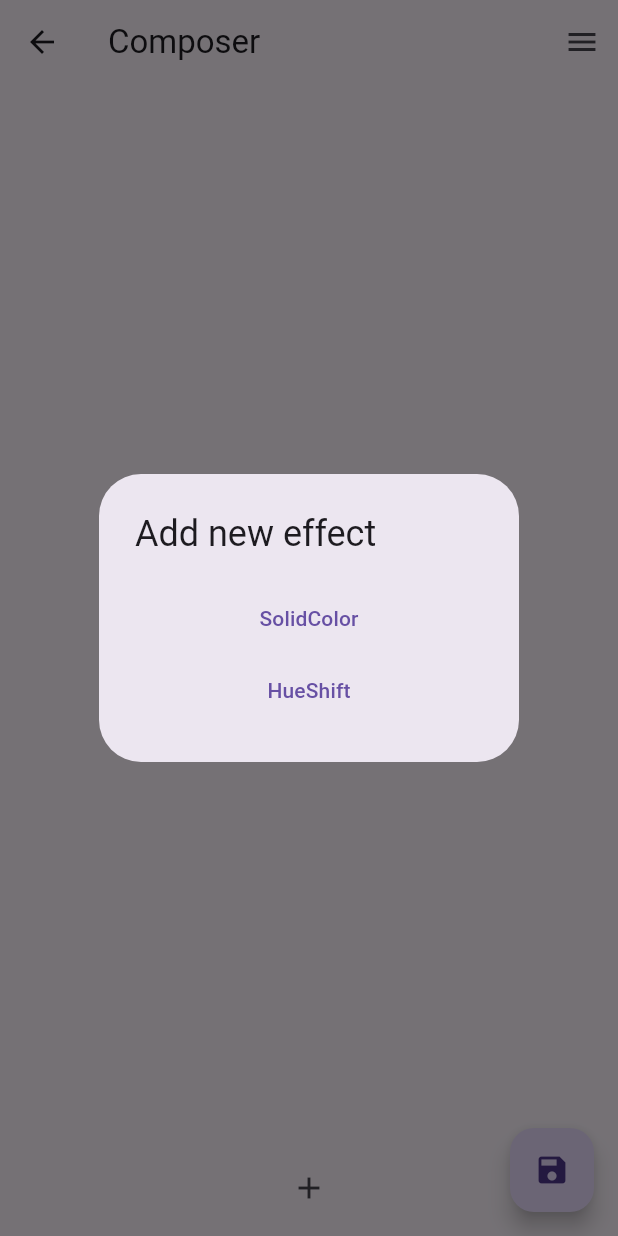
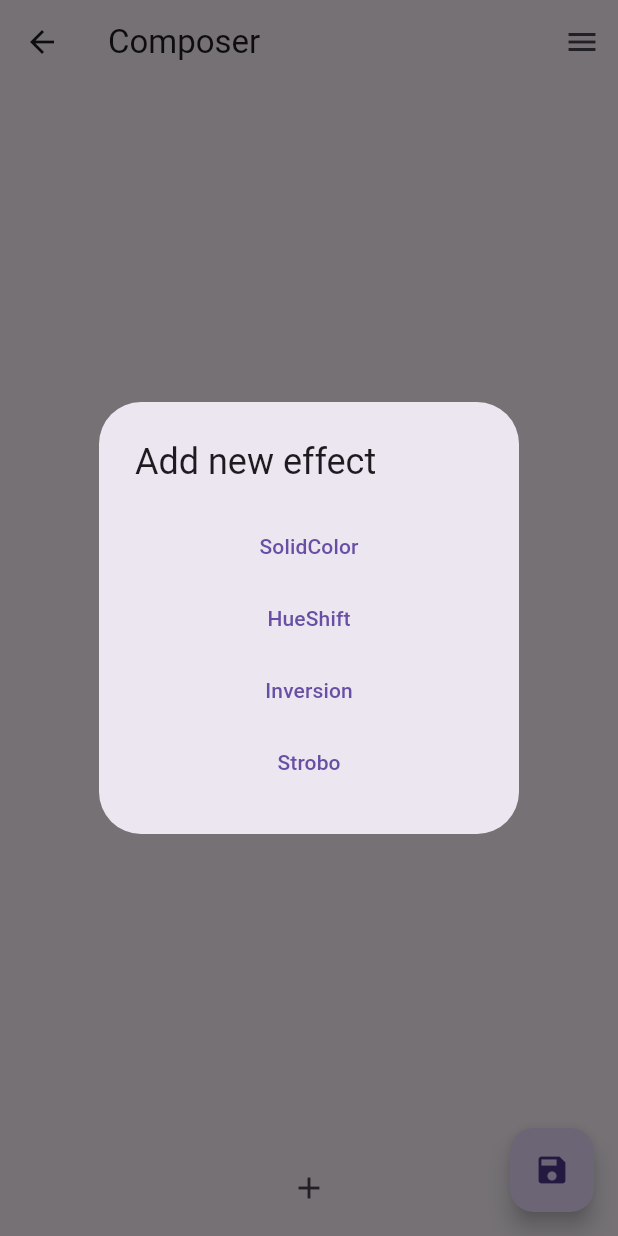
Before and after one commit to espoxi/default-app, a Flutter app: the Composer screen opened directly with empty values, after a tap on the "add" icon, on a phone screen of 412 x 824 dp. Run offline on Flutter 3.47's test engine with Material 2 defaults, Android fonts, the phone set to English and light mode, and no system bars; our stand-ins replace flutter_colorpicker.

Commit message:
added inversion(not working) and STROBO!

```diff
--- a/lib/effects/effect.dart
+++ b/lib/effects/effect.dart
@@ -1,9 +1,11 @@
 import 'package:espoxiapp/effects/hue.dart';
+import 'package:espoxiapp/effects/strobo.dart';
 import 'package:flutter/material.dart';
 import 'package:json_annotation/json_annotation.dart';
 
 import 'solidcolor.dart';
 import 'unknown.dart';
+import 'invert.dart';
 
 abstract class EffectConfig {
   String get title;
@@ -20,6 +22,10 @@ abstract class EffectConfig {
         return SolidColorConfig.fromInternalJson(innerJson);
       case HueShiftConfig.name:
         return HueShiftConfig.fromInternalJson(innerJson);
+      case InversionConfig.name:
+        return InversionConfig.fromInternalJson(innerJson);
+      case StroboConfig.name:
+        return StroboConfig.fromInternalJson(innerJson);
       default:
         return UnknownEffectConfig(json.keys.first, innerJson);
     }
@@ -31,10 +37,19 @@ abstract class EffectConfig {
         return SolidColorConfig();
       case HueShiftConfig.name:
         return HueShiftConfig(degrees_per_led: 0, degrees_per_second: 0);
+      case InversionConfig.name:
+        return InversionConfig();
+      case StroboConfig.name:
+        return StroboConfig(frequency_hz: 1.0);
       default:
         return UnknownEffectConfig(name, null);
     }
   }
 }
 
-List<String> get allEffectNames => [SolidColorConfig.name, HueShiftConfig.name];
+List<String> get allEffectNames => [
+      SolidColorConfig.name,
+      HueShiftConfig.name,
+      InversionConfig.name,
+      StroboConfig.name,
+    ];
--- a/lib/effects/hue.dart
+++ b/lib/effects/hue.dart
@@ -1,5 +1,4 @@
 import 'package:flutter/material.dart';
-import 'package:flutter_colorpicker/flutter_colorpicker.dart';
 import 'package:json_annotation/json_annotation.dart';
 import 'effect.dart';
 
--- /dev/null
+++ b/lib/effects/invert.dart
@@ -0,0 +1,26 @@
+import 'package:flutter/material.dart';
+import 'package:json_annotation/json_annotation.dart';
+import 'effect.dart';
+
+part 'invert.g.dart';
+
+@JsonSerializable()
+class InversionConfig implements EffectConfig {
+  static const String name = 'Inversion';
+
+  InversionConfig();
+
+  @override
+  Map<String, dynamic> toJson() => {name: _$InversionConfigToJson(this)};
+  factory InversionConfig.fromInternalJson(Map<String, dynamic> json) =>
+      _$InversionConfigFromJson(json);
+
+  @override
+  Widget get editor => const SizedBox.shrink();
+
+  @override
+  Widget get preview => const SizedBox.shrink();
+
+  @override
+  String get title => "Inverter";
+}
--- /dev/null
+++ b/lib/effects/strobo.dart
@@ -0,0 +1,80 @@
+import 'package:flutter/material.dart';
+import 'package:json_annotation/json_annotation.dart';
+import 'effect.dart';
+
+part 'strobo.g.dart';
+
+@JsonSerializable()
+class StroboConfig implements EffectConfig {
+  static const String name = 'Strobo';
+
+  StroboConfig({required this.frequency_hz});
+
+  double frequency_hz;
+
+  @override
+  Map<String, dynamic> toJson() => {name: _$StroboConfigToJson(this)};
+  factory StroboConfig.fromInternalJson(Map<String, dynamic> json) =>
+      _$StroboConfigFromJson(json);
+
+  @override
+  //Thats ugly, see #3
+  Widget get editor => _StroboEditor(
+        frequency_hz: frequency_hz,
+        onValueChanged: (double frequency_hz) {
+          this.frequency_hz = frequency_hz;
+        },
+      );
+
+  @override
+  Widget get preview => const SizedBox.shrink();
+
+  @override
+  String get title => "Strobo";
+}
+
+class _StroboEditor extends StatefulWidget {
+  const _StroboEditor(
+      {super.key, required this.frequency_hz, required this.onValueChanged});
+  final double frequency_hz;
+
+  final void Function(double frequency_hz) onValueChanged;
+
+  @override
+  State<_StroboEditor> createState() => __StroboEditorState();
+}
+
+class __StroboEditorState extends State<_StroboEditor> {
+  double _frequency_hz = 0;
+
+  @override
+  void initState() {
+    super.initState();
+    _frequency_hz = widget.frequency_hz;
+  }
+
+  @override
+  Widget build(BuildContext context) {
+    return Padding(
+      padding: const EdgeInsets.all(8.0),
+      child: Column(
+        crossAxisAlignment: CrossAxisAlignment.start,
+        children: [
+          Text("Frequency (~${_frequency_hz.round()} Hz)"),
+          Slider(
+            value: _frequency_hz,
+            min: 0.001,
+            max: 10,
+            label: _frequency_hz.toString(),
+            onChanged: (double value) {
+              setState(() {
+                _frequency_hz = value;
+              });
+              widget.onValueChanged(_frequency_hz);
+            },
+          ),
+        ],
+      ),
+    );
+  }
+}
```
Also changed, not shown: lib/effects/invert.g.dart (added), lib/effects/solidcolor.g.dart, lib/effects/strobo.g.dart (added).
